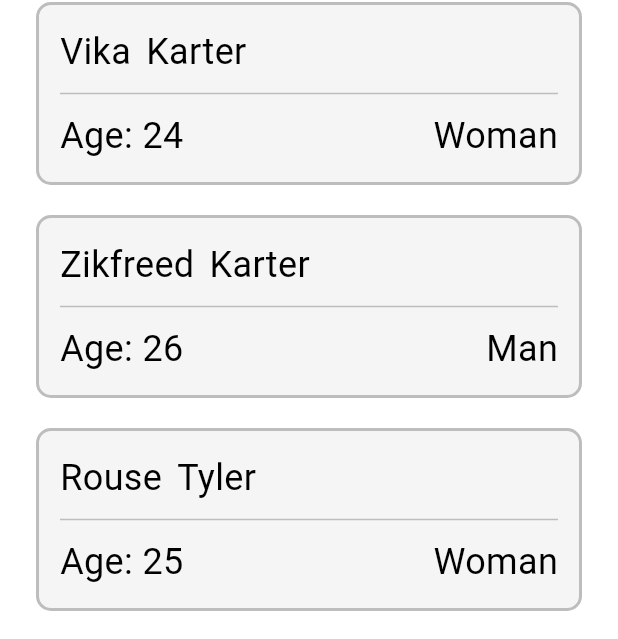
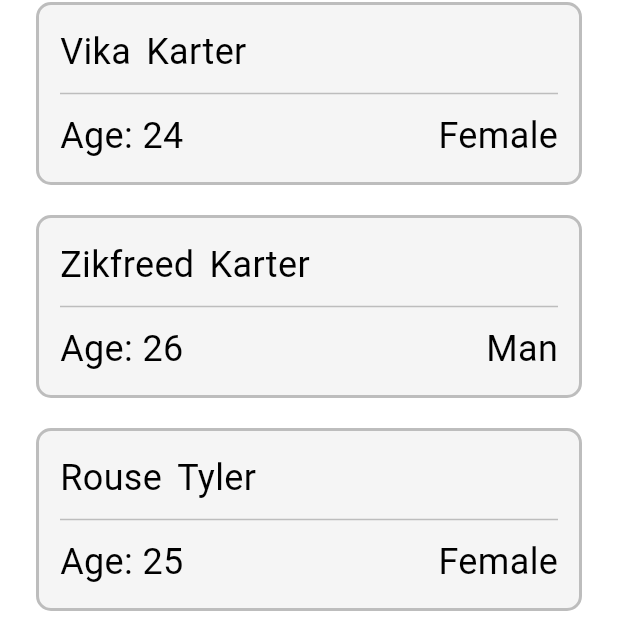
Before and after one commit to VadimKV44/a_singlr_screen_application, a Flutter app: the MainScreen screen opened directly, on a phone screen of 412 x 824 dp. Shown: the part 346-985 px from the top of the screen. Run offline on Flutter 3.47's test engine with Material 2 defaults, Android fonts, the phone set to English and light mode, and no system bars; our stand-ins replace hive, hive_flutter, rxdart; accounts and stored records are empty.

```diff
--- /dev/null
+++ b/lib/model/local_storage/hive_storage.dart
@@ -0,0 +1,33 @@
+import 'package:a_single_screen_application/model/local_storage/adapters/person_adapter.dart';
+import 'package:a_single_screen_application/model/local_storage/local_storage.dart';
+import 'package:a_single_screen_application/model/models/person_model.dart';
+import 'package:hive/hive.dart';
+import 'package:uuid/uuid.dart';
+
+class HiveStorage {
+  static Box<Person> personsBox = Hive.box<Person>('personBox');
+
+  static Future<bool> openTaskBox() async {
+    if (!Hive.isAdapterRegistered(0)) {
+      Hive.registerAdapter(PersonAdapter());
+    }
+    personsBox = await Hive.openBox('personBox');
+    return personsBox.isOpen;
+  }
+
+  static Iterable<Person> readPersons() {
+    Iterable<Person> data = personsBox.values;
+    if (data.isEmpty) {
+      savePerson();
+    }
+    return data;
+  }
+
+  static void savePerson() async {
+    var uuid = Uuid();
+    for (var item in persons) {
+      item.id = uuid.v1();
+      await personsBox.put(uuid.v1(), item);
+    }
+  }
+}
--- a/lib/model/local_storage/local_storage.dart
+++ b/lib/model/local_storage/local_storage.dart
@@ -6,34 +6,34 @@ List<Person> persons = [
     name: 'John',
     surname: 'Smith',
     age: 194,
-    gender: Gender.male,
+    gender: 'Man',
   ),
   Person(
     id: '',
     name: 'Vika',
     surname: 'Karter',
     age: 24,
-    gender: Gender.female,
+    gender: 'Female',
   ),
   Person(
     id: '',
     name: 'Zikfreed',
     surname: 'Karter',
     age: 26,
-    gender: Gender.male,
+    gender: 'Man',
   ),
   Person(
     id: '',
     name: 'Rouse',
     surname: 'Tyler',
     age: 25,
-    gender: Gender.female,
+    gender: 'Female',
   ),
   Person(
     id: '',
     name: 'Jack',
     surname: 'Harkness',
     age: 40,
-    gender: Gender.male,
+    gender: 'Man',
   ),
 ];
--- a/lib/model/models/person_model.dart
+++ b/lib/model/models/person_model.dart
@@ -7,11 +7,9 @@ class Person {
     required this.gender,
   });
 
-  final String? id;
+  String? id;
   final String? name;
   final String? surname;
   final int? age;
-  final Gender? gender;
+  final String? gender;
 }
-
-enum Gender { male, female }
--- /dev/null
+++ b/lib/presenter/persons.dart
@@ -0,0 +1,18 @@
+import 'package:a_single_screen_application/model/local_storage/hive_storage.dart';
+import 'package:a_single_screen_application/model/models/person_model.dart';
+import 'package:rxdart/rxdart.dart';
+
+class Persons {
+  List<Person> _persons = [];
+
+  List<Person> get count => _persons;
+
+  Persons(this._persons) : personsUpdate = BehaviorSubject<List<Person>>.seeded(_persons);
+
+  final BehaviorSubject<List<Person>> personsUpdate;
+
+  Future readPersons() async {
+    _persons.addAll(HiveStorage.readPersons());
+    personsUpdate.add(_persons);
+  }
+}
--- a/lib/view/consts/strings.dart
+++ b/lib/view/consts/strings.dart
@@ -1,3 +1,4 @@
 abstract class Strings {
   static const String search = "Search";
+  static const String noData = "No Data";
 }
--- a/lib/view/screens/main_screen.dart
+++ b/lib/view/screens/main_screen.dart
@@ -1,5 +1,8 @@
-import 'package:a_single_screen_application/model/local_storage/local_storage.dart';
+import 'package:a_single_screen_application/model/models/person_model.dart';
+import 'package:a_single_screen_application/presenter/persons.dart';
 import 'package:a_single_screen_application/view/consts/colors.dart';
+import 'package:a_single_screen_application/view/consts/strings.dart';
+import 'package:a_single_screen_application/view/consts/styles.dart';
 import 'package:a_single_screen_application/view/widgets/custom_text_field_widget.dart';
 import 'package:a_single_screen_application/view/widgets/person_item_widget.dart';
 import 'package:flutter/material.dart';
@@ -13,6 +16,14 @@ class MainScreen extends StatefulWidget {
 
 class _MainScreenState extends State<MainScreen> {
   final TextEditingController _controller = TextEditingController();
+
+  final _persons = Persons([]);
+
+  @override
+  void initState() {
+    super.initState();
+    _persons.readPersons();
+  }
 
   @override
   void dispose() {
@@ -38,11 +49,22 @@ class _MainScreenState extends State<MainScreen> {
                 ),
               ),
               Expanded(
-                child: ListView.builder(
-                  itemCount: persons.length,
-                  padding: const EdgeInsets.only(top: 10.0, bottom: 10.0, left: 24.0, right: 24.0),
-                  itemBuilder: (context, index) {
-                    return PersonItemWidget(person: persons[index]);
+                child: StreamBuilder(
+                  stream: _persons.personsUpdate,
+                  builder: (context, snapshot) {
+                    return snapshot.hasData
+                        ? ListView.builder(
+                            itemCount: snapshot.data?.length,
+                            padding: const EdgeInsets.only(top: 10.0, bottom: 10.0, left: 24.0, right: 24.0),
+                            itemBuilder: (context, index) {
+                              List<Person>? persons = snapshot.data;
+                              return PersonItemWidget(person: persons![index]);
+                            },
+                          )
+                        : Text(
+                            Strings.noData,
+                            style: MainStyles.kBlackColorW400(30.0),
+                          );
                   },
                 ),
               ),
--- a/lib/view/widgets/person_item_widget.dart
+++ b/lib/view/widgets/person_item_widget.dart
@@ -47,7 +47,7 @@ class PersonItemWidget extends StatelessWidget {
                 style: MainStyles.kBlackColorW400(24.0),
               ),
               Text(
-                person.gender == Gender.male ? 'Man' : 'Woman',
+                person.gender!,
                 style: MainStyles.kBlackColorW400(24.0),
               ),
             ],
```
Also changed, not shown: lib/main.dart (+22 -2 lines), lib/model/local_storage/adapters/person_adapter.dart (added, +26 -0 lines), 2 other files.
